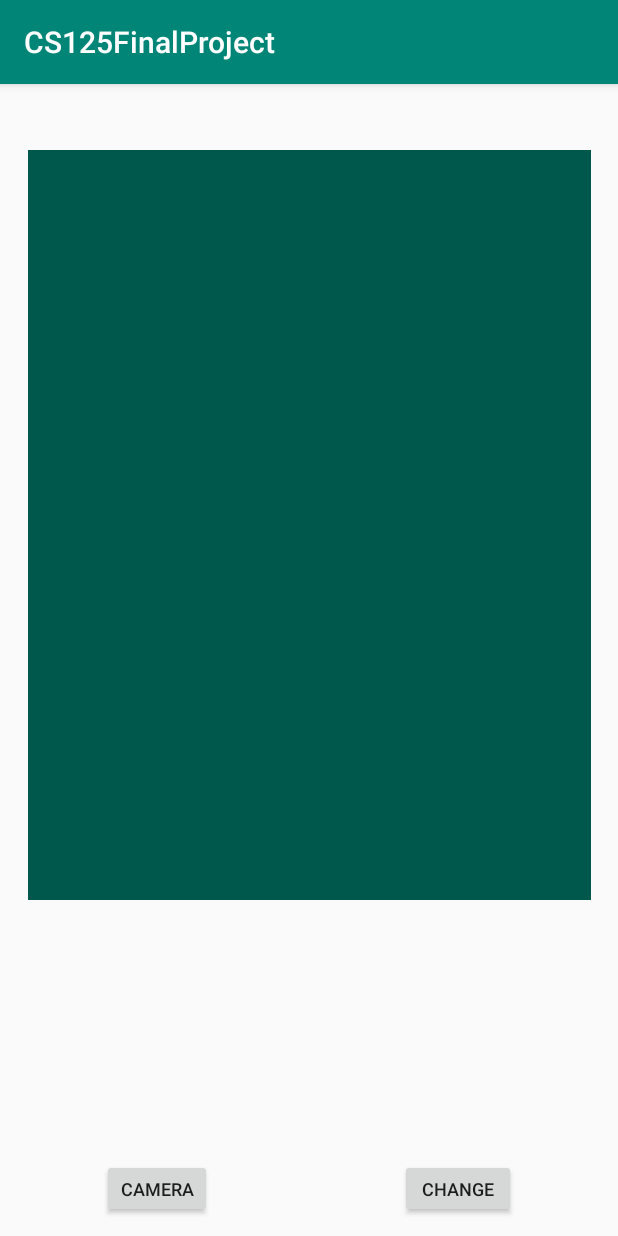
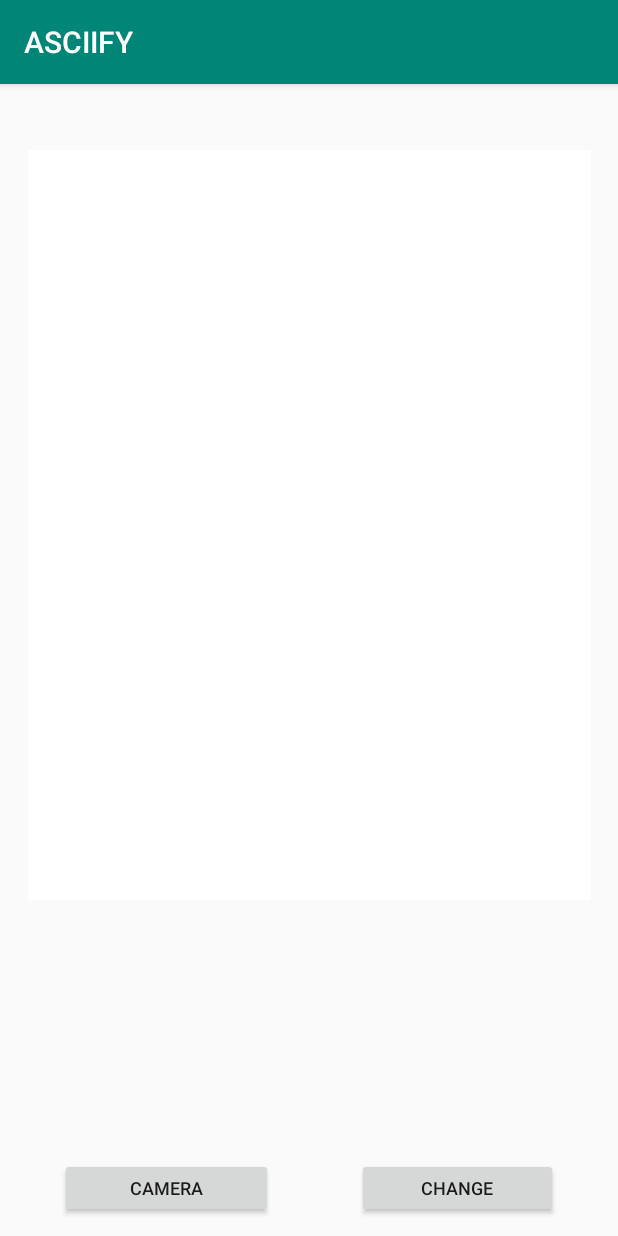
Before and after one commit to glennsong09/CS125FinalProject, an Android app: the screen it shows after launch (MainActivity), on a phone screen of 412 x 824 dp. Run offline under Robolectric (Android 15) with nearby library versions, the phone set to English and light mode, and no system bars; libraries missing offline, so code that uses them is left out: com.bachors.img2ascii.

Commit message:
4 buttons, convertascii, savepicture, opencamera, accessimages; button opens camera and also puts image on imageview, save might be working? nope they dont work but here it is huhughughggughg

```diff
--- a/app/src/main/res/layout/activity_main.xml
+++ b/app/src/main/res/layout/activity_main.xml
@@ -8,9 +8,9 @@
 
     <Button
         android:id="@+id/convertASCII"
-        android:layout_width="77dp"
-        android:layout_height="39dp"
-        android:layout_marginEnd="68dp"
+        android:layout_width="134dp"
+        android:layout_height="40dp"
+        android:layout_marginEnd="40dp"
         android:layout_marginBottom="12dp"
         android:text="@string/button_send"
         android:textSize="12dp"
@@ -31,9 +31,9 @@
        -->
     <Button
         android:id="@+id/openCamera"
-        android:layout_width="73dp"
-        android:layout_height="39dp"
-        android:layout_marginStart="68dp"
+        android:layout_width="142dp"
+        android:layout_height="40dp"
+        android:layout_marginStart="40dp"
         android:layout_marginBottom="12dp"
         android:onClick="OpenCamera"
         android:text="Camera"
@@ -60,11 +60,12 @@
         android:layout_marginStart="24dp"
         android:layout_marginTop="44dp"
         android:layout_marginEnd="24dp"
+        android:tint="#ffffff"
         app:layout_constraintEnd_toEndOf="parent"
         app:layout_constraintHorizontal_bias="0.5"
         app:layout_constraintStart_toStartOf="parent"
         app:layout_constraintTop_toTopOf="parent"
-        app:srcCompat="@color/colorPrimaryDark" />
+        app:srcCompat="@color/colorPrimary" />
 
     <TextView
         android:id="@+id/textView"
--- a/app/src/main/res/values/strings.xml
+++ b/app/src/main/res/values/strings.xml
@@ -1,5 +1,5 @@
 <resources>
-    <string name="app_name">CS125FinalProject</string>
+    <string name="app_name">ASCIIFY</string>
     <string name="edit_message">Convert to ASCII:</string>
     <string name="button_send">Change</string>
     <string name="button_open_camera">Open Camera</string>
```
